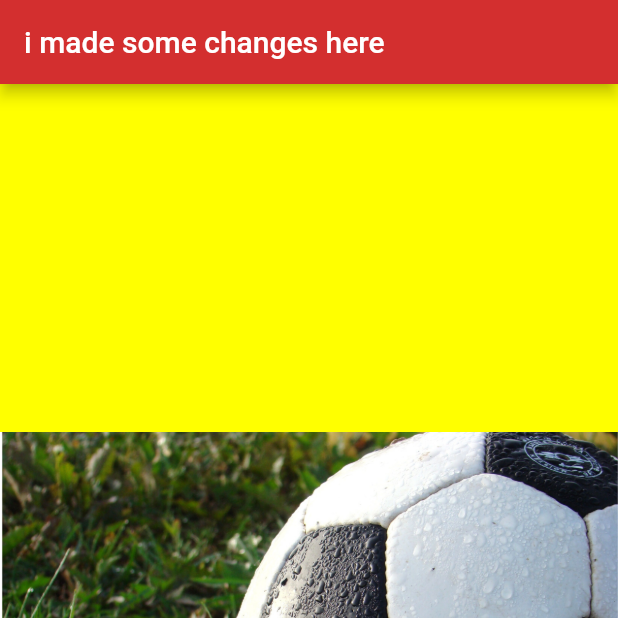
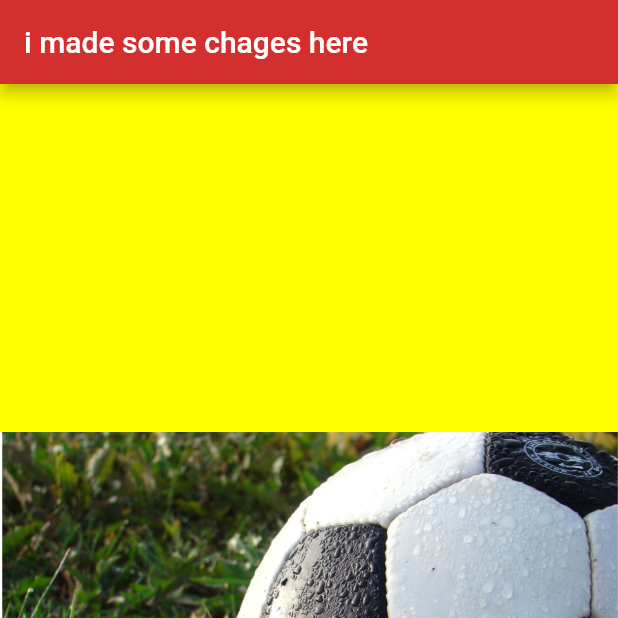
Before and after one commit to rohit2312-gif/git, a Flutter app: the screen it shows after launch, on a phone screen of 412 x 824 dp, the top half of it. Run offline on Flutter 3.47's test engine with Material 2 defaults, Android fonts, the phone set to English and light mode, and no system bars.

Commit message:
Update main.dart

```diff
--- a/App/i_am_poor_app/lib/main.dart
+++ b/App/i_am_poor_app/lib/main.dart
@@ -6,7 +6,7 @@ void main() {
         home: Scaffold(
           backgroundColor: Colors.yellowAccent,
           appBar: AppBar(
-            title: Text('i made some changes here'),
+            title: Text('i made some chages here'),
             backgroundColor: Colors.red[700],
 
           ),
```
